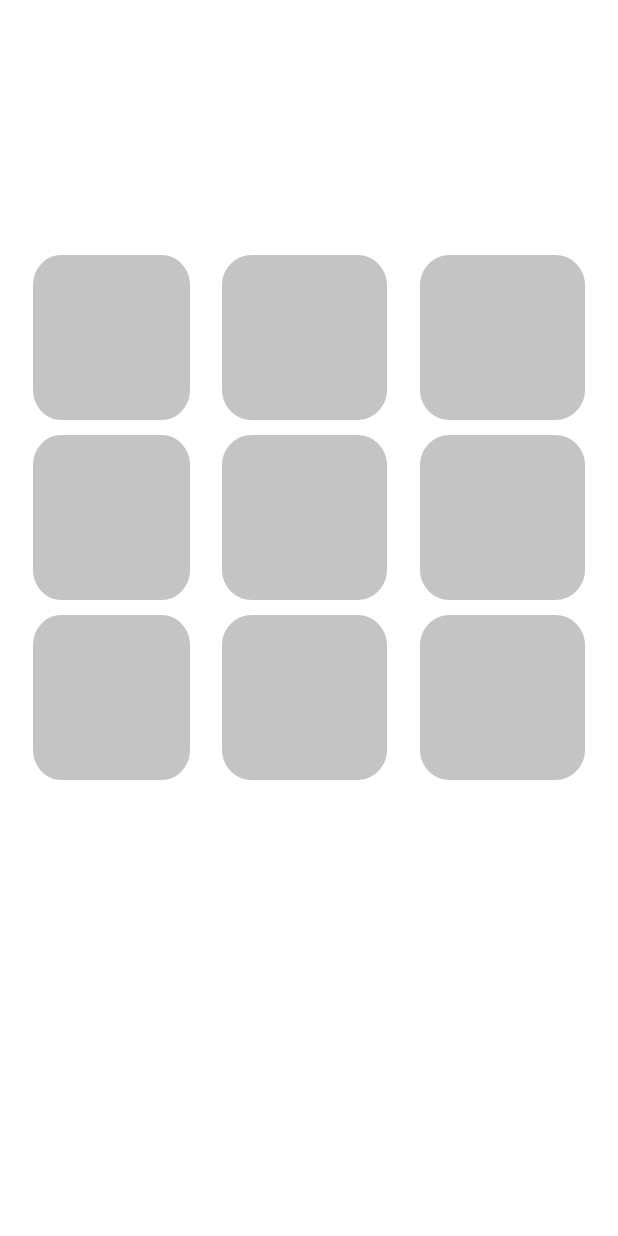
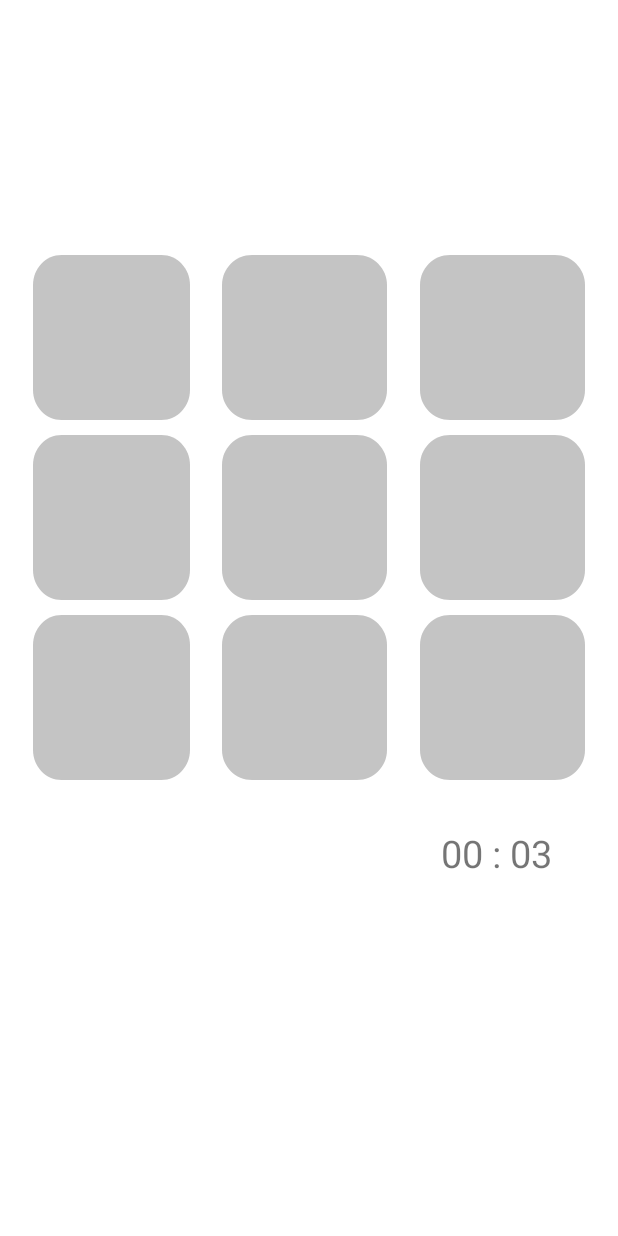
Before and after one commit to EynavP/TicTakToe, an Android app: the GameActivity screen opened directly, with no data from a screen before it, on a phone screen of 412 x 824 dp. Run offline under Robolectric (Android 15) with nearby library versions, the phone set to English and light mode, and no system bars.

Commit message:
added timer

```diff
--- a/app/src/main/java/com/example/myapplication/GameActivity.java
+++ b/app/src/main/java/com/example/myapplication/GameActivity.java
@@ -11,9 +11,16 @@ import android.widget.Button;
 import android.widget.EditText;
 import android.widget.TextView;
 
+import java.util.Timer;
+import java.util.TimerTask;
+
 public class GameActivity extends AppCompatActivity  implements View.OnClickListener {
 
     TextView player1_name, player2_name;
+    TextView timerText;
+    Timer timer;
+    TimerTask timerTask;
+    Double time =0.0;
 
     private Button[] buttons = new Button[9];
 
@@ -32,6 +39,22 @@ public class GameActivity extends AppCompatActivity  implements View.OnClickList
     protected void onCreate(Bundle savedInstanceState) {
         super.onCreate(savedInstanceState);
         setContentView(R.layout.activity_game);
+
+        timerText = findViewById(R.id.timer);
+        timer = new Timer();
+        timerTask = new TimerTask() {
+            @Override
+            public void run() {
+                runOnUiThread(new Runnable() {
+                    @Override
+                    public void run() {
+                        time++;
+                        timerText.setText(getTimerText());
+                    }
+                });
+            }
+        };
+        timer.scheduleAtFixedRate(timerTask,0,1000);
 
         player1_name = findViewById(R.id.tv_player1);
         player2_name = findViewById(R.id.tv_player2);
@@ -101,4 +124,13 @@ public class GameActivity extends AppCompatActivity  implements View.OnClickList
         super.onStart();
 
     }
+
+    public String getTimerText()
+    {
+        int rounded = (int) Math.round(time);
+        int seconds = ((rounded % 86400 % 3600) % 60);
+        int minutes = ((rounded % 86400 % 3600) / 60);
+        String timeStr = String.format("%02d",minutes) + " : " + String.format("%02d",seconds);
+        return timeStr;
+    }
 }
--- a/app/src/main/res/layout/activity_game.xml
+++ b/app/src/main/res/layout/activity_game.xml
@@ -186,4 +186,18 @@
 
     </RelativeLayout>
 
+    <TextView
+        android:id="@+id/timer"
+        android:layout_width="113dp"
+        android:layout_height="wrap_content"
+        android:layout_alignParentStart="true"
+        android:layout_alignParentTop="true"
+        android:layout_alignParentEnd="true"
+        android:layout_marginStart="273dp"
+        android:layout_marginTop="551dp"
+        android:layout_marginEnd="24dp"
+        android:text="@string/_00_00"
+        android:textAlignment="center"
+        android:textSize="25sp" />
+
 </RelativeLayout>
--- a/app/src/main/res/values/strings.xml
+++ b/app/src/main/res/values/strings.xml
@@ -5,4 +5,5 @@
     <string name="player_2">player 2</string>
     <string name="enter_your_names">Enter Your Names</string>
     <string name="submmit_names">Submmit Names</string>
+    <string name="_00_00">00:00</string>
 </resources>
```
